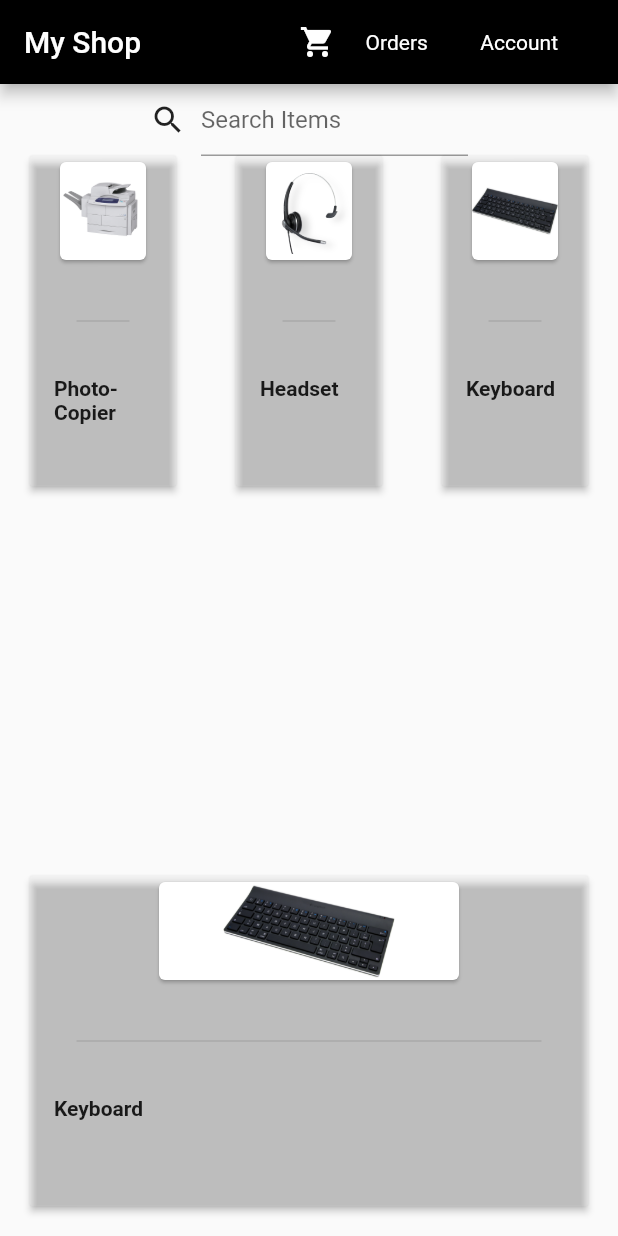
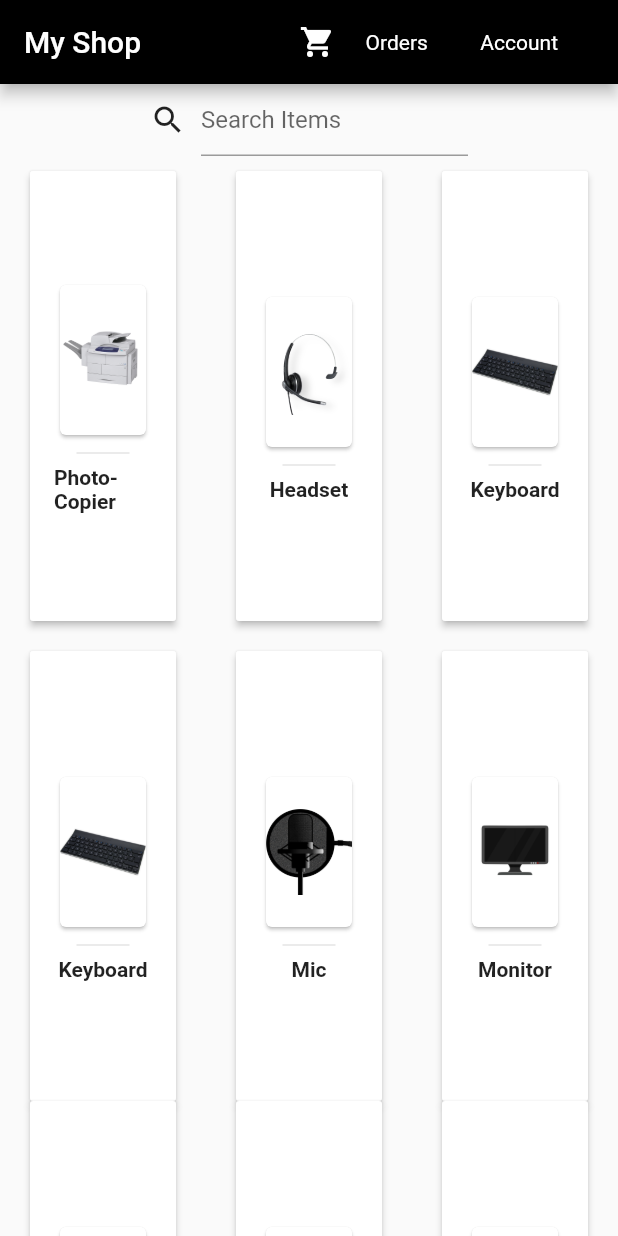
Before and after one commit to AzorAha1/ecommerce, a Flutter app: the screen it shows after launch, on a phone screen of 412 x 824 dp. Run offline on Flutter 3.47's test engine with Material 2 defaults, Android fonts, the phone set to English and light mode, and no system bars; our stand-ins replace google_fonts, line_icons.

Commit message:
added new picture to the project

```diff
--- a/lib/homepage.dart
+++ b/lib/homepage.dart
@@ -41,7 +41,9 @@ class _HomePageState extends State<HomePage> {
           ),
         ],
       ),
-      body: Column(
+      body: SingleChildScrollView(
+        child: Column(
+
           children: [
             Row(
               children: [
@@ -63,11 +65,8 @@ class _HomePageState extends State<HomePage> {
                 ))
               ],
             ),
-
-
-
-          Expanded(
-            child: Row(
+            SizedBox(height: 10,),
+            Row(
               children: [
                 Expanded(
                   child: newCard(
@@ -98,14 +97,10 @@ class _HomePageState extends State<HomePage> {
                 ),
               ],
             ),
-          ),
-          Expanded(
-            child: SizedBox(
+            SizedBox(
               height: 20,
             ),
-          ),
-          Expanded(
-            child: Row(
+            Row(
               children: [
                 Expanded(
                   child: newCard(
@@ -116,59 +111,59 @@ class _HomePageState extends State<HomePage> {
                     },
                   ),
                 ),
+                Expanded(
+                  child: newCard(
+                    image: 'mic.png',
+                    nametext: 'Mic',
+                    onpress: () {
+                      Navigator.pushNamed(context, '/buypage');
+                    },
+                  ),
+                ),
+                Expanded(
+                  child: newCard(
+                    image: 'monitor.png',
+                    nametext: 'Monitor',
+                    onpress: () {
+                      Navigator.pushNamed(context, '/buypage');
+                    },
+                  ),
+                )
               ],
             ),
+             Row(
+              children: [
+                Expanded(
+                  child: newCard(
+                    image: 'keyboard.png',
+                    nametext: 'Keyboard',
+                    onpress: () {
+                      Navigator.pushNamed(context, '/buypage');
+                    },
                   ),
-          // Expanded(
-          //   child: GridView.count(
-          //     crossAxisCount: 3,
-          //     children: [
-          //       newCard(
-          //         image: 'copier.png',
-          //         nametext: 'Photo-Copier',
-          //         onpress: () {
-          //           Navigator.pushNamed(context, '/buypage');
-          //         },
-          //       ),
-          //       newCard(
-          //         image: 'headset.png',
-          //         nametext: 'Headset',
-          //         onpress: () {
-          //           Navigator.pushNamed(context, '/buypage');
-          //         },
-          //       ),
-          //       newCard(
-          //         image: 'keyboard.png',
-          //         nametext: 'Keyboard',
-          //         onpress: () {
-          //           Navigator.pushNamed(context, '/buypage');
-          //         },
-          //       ),
-          //       newCard(
-          //         image: 'mic.png',
-          //         nametext: 'Mic',
-          //         onpress: () {
-          //           Navigator.pushNamed(context, '/buypage');
-          //         },
-          //       ),
-          //       newCard(
-          //         image: 'monitor.png',
-          //         nametext: 'Monitor',
-          //         onpress: () {
-          //           Navigator.pushNamed(context, '/buypage');
-          //         },
-          //       ),
-          //       newCard(
-          //         image: 'mouse.png',
-          //         nametext: 'Mouse',
-          //         onpress: () {
-          //           Navigator.pushNamed(context, '/buypage');
-          //         },
-          //       ),
-          //     ],
-          //   ),
-          // ),
+                ),
+                Expanded(
+                  child: newCard(
+                    image: 'mic.png',
+                    nametext: 'Mic',
+                    onpress: () {
+                      Navigator.pushNamed(context, '/buypage');
+                    },
+                  ),
+                ),
+                Expanded(
+                  child: newCard(
+                    image: 'monitor.png',
+                    nametext: 'Monitor',
+                    onpress: () {
+                      Navigator.pushNamed(context, '/buypage');
+                    },
+                  ),
+                )
               ],
+            ),
+          ]
+        ),
       ),
     );
   }
@@ -188,40 +183,36 @@ class _newCardState extends State<newCard> {
   @override
   Widget build(BuildContext context) {
     return Padding(
-      padding: const EdgeInsets.only(left: 20, right: 20, bottom: 20),
+      padding: EdgeInsets.only(left: 20, right: 20),
       child: MaterialButton(
-        color: Colors.white10,
+        height: 300,
+        color: Colors.white,
         onPressed: widget.onpress,
-        child: Column(children: [
-          Expanded(
-            child: Card(
+        child: Column(
+          mainAxisAlignment: MainAxisAlignment.spaceAround,
+          children: [
+          Card(
             child: Image.asset(
               'assets/items/${widget.image}',
-                height: 400,
+              height: 100,
               width: 200,
             ),
           ),
-          ),
-          Expanded(
-            child: Divider(
+          Divider(
             indent: 15,
             endIndent: 15,
             thickness: 0.85,
           ),
-          ),
-          Expanded(
-              child: Column(
-            crossAxisAlignment: CrossAxisAlignment.stretch,
+          Column(
+            mainAxisAlignment: MainAxisAlignment.start,
+
             children: [
-              Expanded(
-                flex: 1,
-                child: Text(
+          Text(
             '${widget.nametext}',
             style: GoogleFonts.aBeeZee(fontWeight: FontWeight.bold),
           ),
+            ],
           ),
-            ],
-          )),
         ]),
       ),
     );
```
Also changed, not shown: assets/items/battery.png (added), assets/items/printer.png (added), assets/items/ups.png (added). Lines whose indentation alone changed are shown as unchanged.
